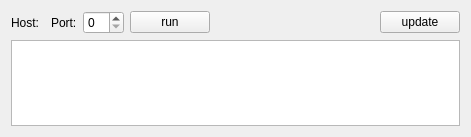
The window that Qt/my_programm/Simple_HTTP_reader/src/simple_http_reader_mainbox/ui/simple_http_reader_mainbox.ui (RinatB2017/mega_GIT) describes before a commit, drawn with Qt 5.
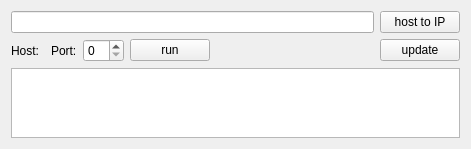
The same window after the commit. Custom widgets are drawn as their Qt base class.

```diff
--- a/Qt/my_programm/Simple_HTTP_reader/src/simple_http_reader_mainbox/ui/simple_http_reader_mainbox.ui
+++ b/Qt/my_programm/Simple_HTTP_reader/src/simple_http_reader_mainbox/ui/simple_http_reader_mainbox.ui
@@ -14,6 +14,20 @@
    <string>Dialog</string>
   </property>
   <layout class="QVBoxLayout" name="verticalLayout">
+   <item>
+    <layout class="QHBoxLayout" name="horizontalLayout_2">
+     <item>
+      <widget class="QLineEdit" name="le_host"/>
+     </item>
+     <item>
+      <widget class="QPushButton" name="btn_host_to_ip">
+       <property name="text">
+        <string>host to IP</string>
+       </property>
+      </widget>
+     </item>
+    </layout>
+   </item>
    <item>
     <layout class="QHBoxLayout" name="horizontalLayout">
      <item>
```
